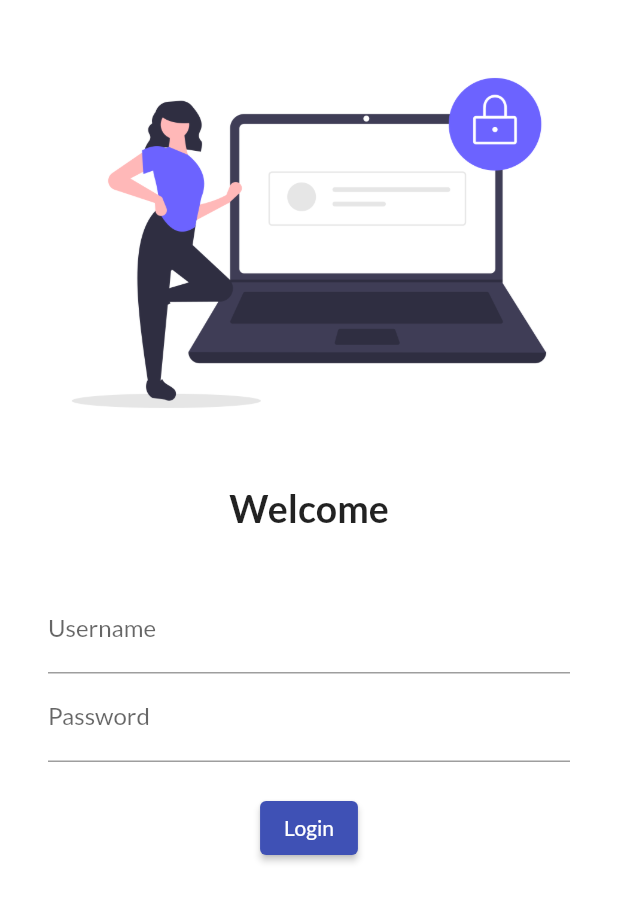
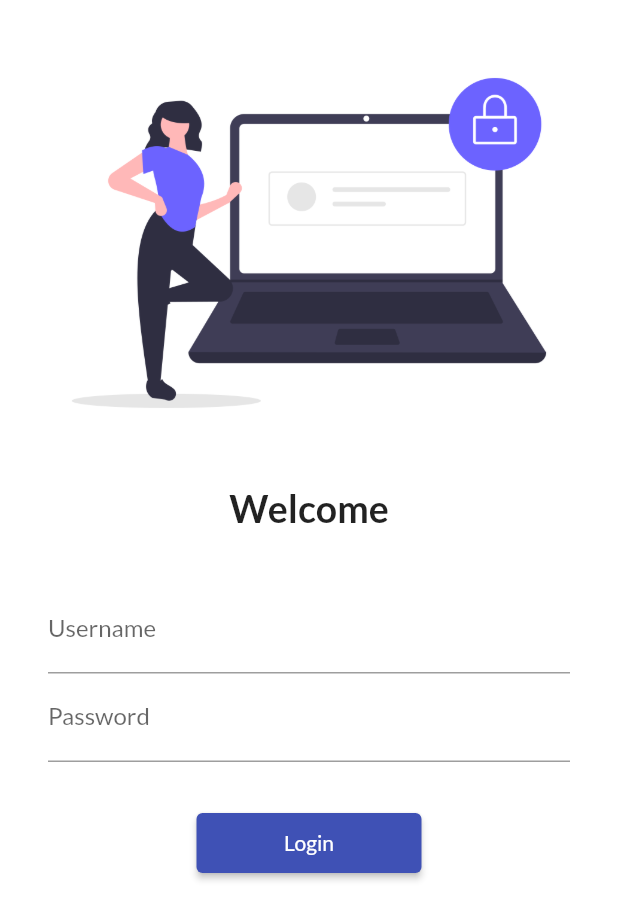
Before and after one commit to spallya/flutter_catalog, a Flutter app: the screen it shows after launch, on a phone screen of 412 x 824 dp. Shown: the top 920 px of the screen. Run offline on Flutter 3.47's test engine with Material 2 defaults, Android fonts, the phone set to English and light mode, and no system bars; our stand-ins replace google_fonts.

Commit message:
login page refinement

```diff
--- a/lib/main.dart
+++ b/lib/main.dart
@@ -1,4 +1,5 @@
 import 'package:flutter/material.dart';
+import 'package:flutter_catalog/utils/routes.dart';
 import 'pages/login_page.dart';
 import 'pages/home_page.dart';
 import 'package:google_fonts/google_fonts.dart';
@@ -20,8 +21,8 @@ class MyApp extends StatelessWidget {
       initialRoute: "/",
       routes: {
         "/": (context) => const LoginPage(),
-        "/home": (context) => const HomePage(),
-        "/login": (context) => const LoginPage()
+        CatalogAppRoutes.homeRoute: (context) => const HomePage(),
+        CatalogAppRoutes.loginRoute: (context) => const LoginPage()
       },
     );
   }
--- a/lib/pages/login_page.dart
+++ b/lib/pages/login_page.dart
@@ -1,4 +1,5 @@
 import 'package:flutter/material.dart';
+import 'package:flutter_catalog/utils/routes.dart';
 
 class LoginPage extends StatelessWidget {
   const LoginPage({super.key});
@@ -7,6 +8,7 @@ class LoginPage extends StatelessWidget {
   Widget build(BuildContext context) {
     return Material(
       color: Colors.white,
+      child: SingleChildScrollView(
         child: Column(
           children: [
             const SizedBox(
@@ -38,16 +40,22 @@ class LoginPage extends StatelessWidget {
                         hintText: "Enter password", labelText: "Password"),
                   ),
                   const SizedBox(
-                  height: 20,
+                    height: 30,
                   ),
                   ElevatedButton(
-                    onPressed: () => {print("Login Attempt Made")},
+                      onPressed: () => {
+                            Navigator.pushNamed(
+                                context, CatalogAppRoutes.homeRoute)
+                          },
+                      style: TextButton.styleFrom(
+                          minimumSize: const Size(150, 40)),
                       child: const Text("Login"))
                 ],
               ),
             )
           ],
         ),
+      ),
     );
   }
 }
--- /dev/null
+++ b/lib/utils/routes.dart
@@ -0,0 +1,4 @@
+class CatalogAppRoutes {
+  static String loginRoute = "/login";
+  static String homeRoute = "/home";
+}
```
Lines whose indentation alone changed are shown as unchanged.
